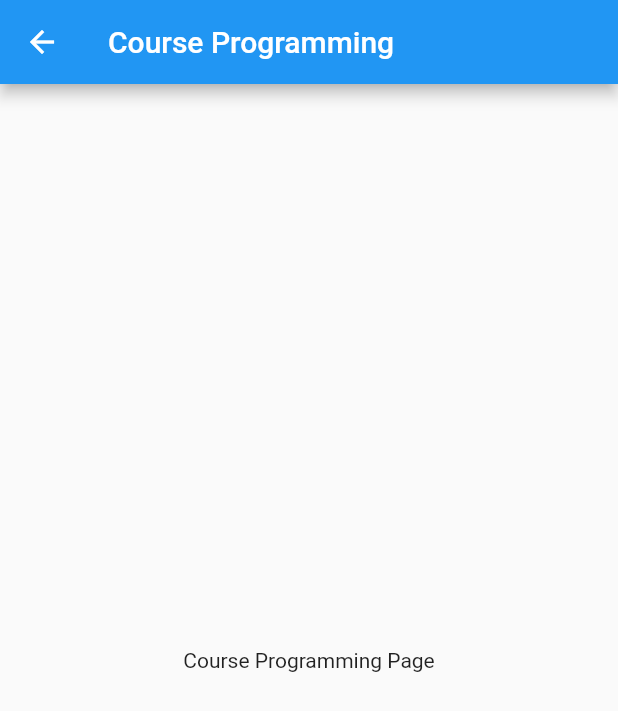
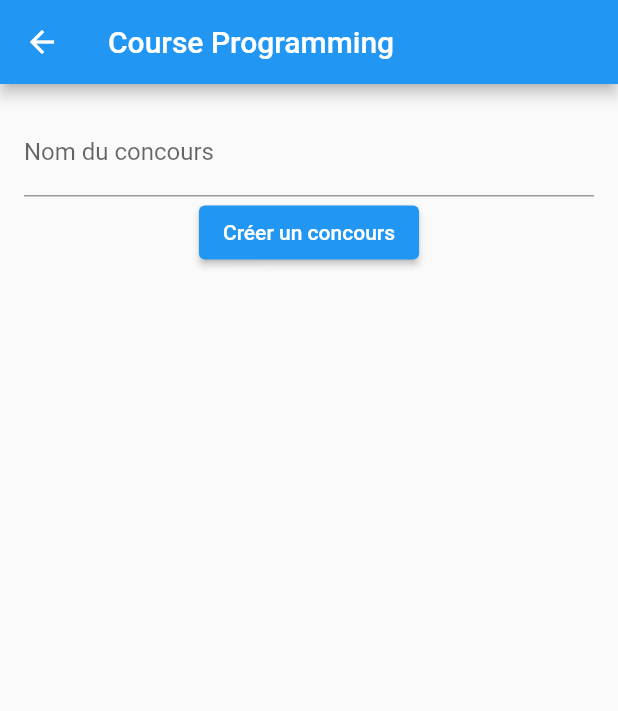
Before and after one commit to CharlesHenrynoah/Horse_project, a Flutter app: the CourseProgrammingPage screen opened by its route, on a phone screen of 412 x 824 dp. Shown: the top 711 px of the screen. Run offline on Flutter 3.47's test engine with Material 2 defaults, Android fonts, the phone set to English and light mode, and no system bars.

Commit message:
debut concour

```diff
--- a/horse_project/lib/views/course_programming_page.dart
+++ b/horse_project/lib/views/course_programming_page.dart
@@ -1,14 +1,62 @@
 import 'package:flutter/material.dart';
 
-class CourseProgrammingPage extends StatelessWidget {
+class Contest {
+  final String name;
+  final List<String> participants;
+
+  Contest(this.name, this.participants);
+}
+
+class CourseProgrammingPage extends StatefulWidget {
+  @override
+  _CourseProgrammingPageState createState() => _CourseProgrammingPageState();
+}
+
+class _CourseProgrammingPageState extends State<CourseProgrammingPage> {
+  final TextEditingController _contestNameController = TextEditingController();
+  List<Contest> contests = [];
+
+  void createContest() {
+    final contestName = _contestNameController.text;
+    final newContest = Contest(contestName, ['Utilisateur Actuel']);
+    setState(() {
+      contests.add(newContest);
+    });
+  }
+
   @override
   Widget build(BuildContext context) {
     return Scaffold(
       appBar: AppBar(
         title: Text('Course Programming'),
       ),
-      body: Center(
-        child: Text('Course Programming Page'),
+      body: Padding(
+        padding: const EdgeInsets.all(16.0),
+        child: Column(
+          children: [
+            TextFormField(
+              controller: _contestNameController,
+              decoration: InputDecoration(labelText: 'Nom du concours'),
+            ),
+            ElevatedButton(
+              onPressed: createContest,
+              child: Text('Créer un concours'),
+            ),
+            Expanded(
+              child: ListView.builder(
+                itemCount: contests.length,
+                itemBuilder: (context, index) {
+                  final contest = contests[index];
+                  return ListTile(
+                    title: Text(contest.name),
+                    subtitle: Text(
+                        'Participants: ${contest.participants.join(', ')}'),
+                  );
+                },
+              ),
+            ),
+          ],
+        ),
       ),
     );
   }
```
